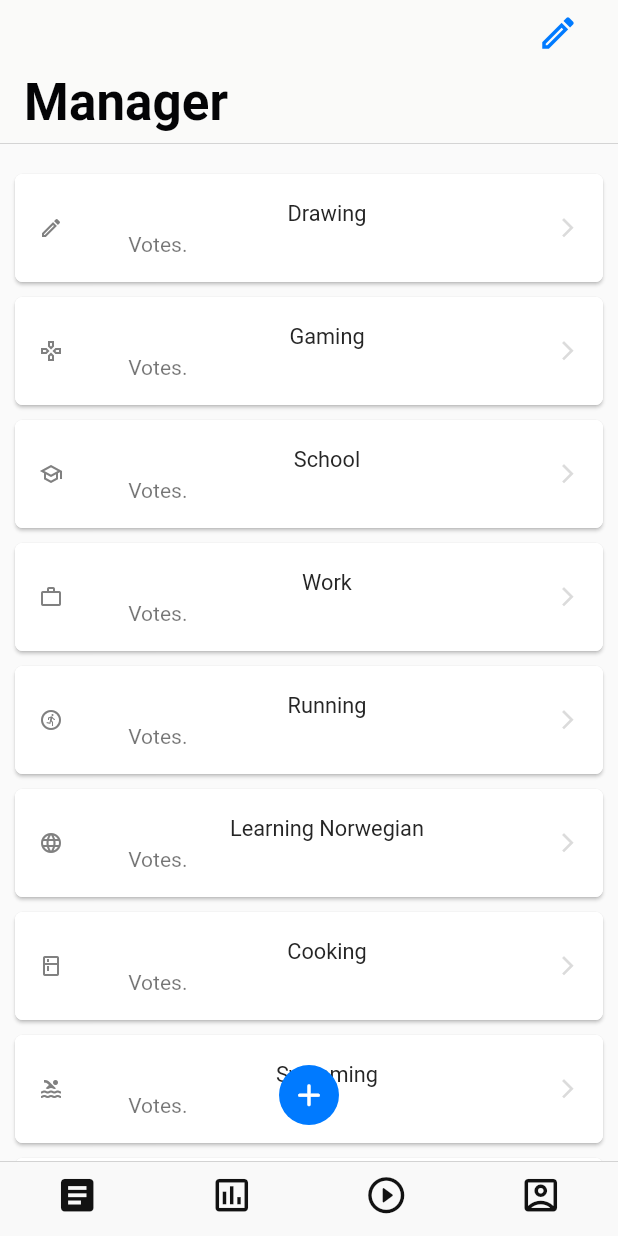
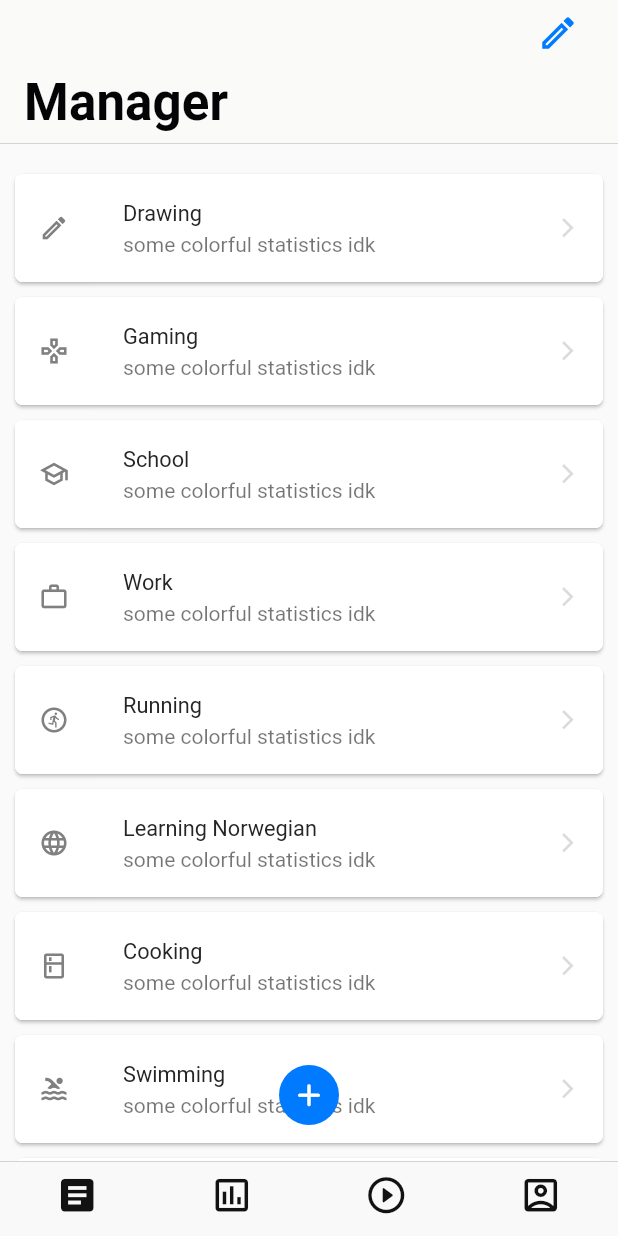
Before and after one commit to freddity/ctrlUrTimeInator, a Flutter app: the screen it shows after launch, on a phone screen of 412 x 824 dp. Run offline on Flutter 3.47's test engine with Material 2 defaults, Android fonts, the phone set to English and light mode, and no system bars.

Commit message:
subtitle updated

```diff
--- a/lib/ManagerPage.dart
+++ b/lib/ManagerPage.dart
@@ -11,49 +11,39 @@ class ManagerPage extends StatefulWidget {
 
 class _ManagerPageState extends State<ManagerPage> {
   List<Icon> _leading = [
-    Icon(Icons.edit_outlined, size: 16, color: Color(0xff808080)),
-    Icon(Icons.gamepad_outlined, size: 16, color: Color(0xff808080)),
-    Icon(Icons.school_outlined, size: 16, color: Color(0xff808080)),
-    Icon(Icons.work_outline, size: 16, color: Color(0xff808080)),
-    Icon(Icons.run_circle_outlined, size: 16, color: Color(0xff808080)),
-    Icon(Icons.language, size: 16, color: Color(0xff808080)),
-    Icon(Icons.kitchen_outlined, size: 16, color: Color(0xff808080)),
-    Icon(Icons.pool_outlined, size: 16, color: Color(0xff808080)),
-    Icon(Icons.people_outlined, size: 16, color: Color(0xff808080)),
-    Icon(Icons.directions_bike_outlined, size: 16, color: Color(0xff808080))
+    Icon(Icons.edit_outlined, size: 20, color: Color(0xff808080)),
+    Icon(Icons.gamepad_outlined, size: 20, color: Color(0xff808080)),
+    Icon(Icons.school_outlined, size: 20, color: Color(0xff808080)),
+    Icon(Icons.work_outline, size: 20, color: Color(0xff808080)),
+    Icon(Icons.run_circle_outlined, size: 20, color: Color(0xff808080)),
+    Icon(Icons.language, size: 20, color: Color(0xff808080)),
+    Icon(Icons.kitchen_outlined, size: 20, color: Color(0xff808080)),
+    Icon(Icons.pool_outlined, size: 20, color: Color(0xff808080)),
+    Icon(Icons.people_outlined, size: 20, color: Color(0xff808080)),
+    Icon(Icons.directions_bike_outlined, size: 20, color: Color(0xff808080))
   ];
 
   List<Text> _title = [
     Text("Drawing",
-        style: TextStyle(color: Color(0xff252525), fontSize: 14.5),
-        textAlign: TextAlign.center),
+        style: TextStyle(color: Color(0xff252525), fontSize: 14.5)),
     Text("Gaming",
-        style: TextStyle(color: Color(0xff252525), fontSize: 14.5),
-        textAlign: TextAlign.center),
+        style: TextStyle(color: Color(0xff252525), fontSize: 14.5)),
     Text("School",
-        style: TextStyle(color: Color(0xff252525), fontSize: 14.5),
-        textAlign: TextAlign.center),
+        style: TextStyle(color: Color(0xff252525), fontSize: 14.5)),
     Text("Work",
-        style: TextStyle(color: Color(0xff252525), fontSize: 14.5),
-        textAlign: TextAlign.center),
+        style: TextStyle(color: Color(0xff252525), fontSize: 14.5)),
     Text("Running",
-        style: TextStyle(color: Color(0xff252525), fontSize: 14.5),
-        textAlign: TextAlign.center),
+        style: TextStyle(color: Color(0xff252525), fontSize: 14.5)),
     Text("Learning Norwegian",
-        style: TextStyle(color: Color(0xff252525), fontSize: 14.5),
-        textAlign: TextAlign.center),
+        style: TextStyle(color: Color(0xff252525), fontSize: 14.5)),
     Text("Cooking",
-        style: TextStyle(color: Color(0xff252525), fontSize: 14.5),
-        textAlign: TextAlign.center),
+        style: TextStyle(color: Color(0xff252525), fontSize: 14.5)),
     Text("Swimming",
-        style: TextStyle(color: Color(0xff252525), fontSize: 14.5),
-        textAlign: TextAlign.center),
+        style: TextStyle(color: Color(0xff252525), fontSize: 14.5)),
     Text("Meets with friends",
-        style: TextStyle(color: Color(0xff252525), fontSize: 14.5),
-        textAlign: TextAlign.center),
+        style: TextStyle(color: Color(0xff252525), fontSize: 14.5)),
     Text("Bike riding",
-        style: TextStyle(color: Color(0xff252525), fontSize: 14.5),
-        textAlign: TextAlign.center),
+        style: TextStyle(color: Color(0xff252525), fontSize: 14.5)),
   ];
 
   Icon _trailing =
@@ -113,8 +103,11 @@ class _ManagerPageState extends State<ManagerPage> {
                           width: 10,
                         ),
                         trailing: _trailing,
-                        title: _title[index],
-                        subtitle: Text(' Votes.'),
+                        title: Container(
+                          alignment: Alignment.centerLeft,
+                          child: _title[index],
+                        ),
+                        subtitle: Text('some colorful statistics idk'),
                         shape: RoundedRectangleBorder(
                             borderRadius: BorderRadius.circular(15.0)),
                       ),
```
